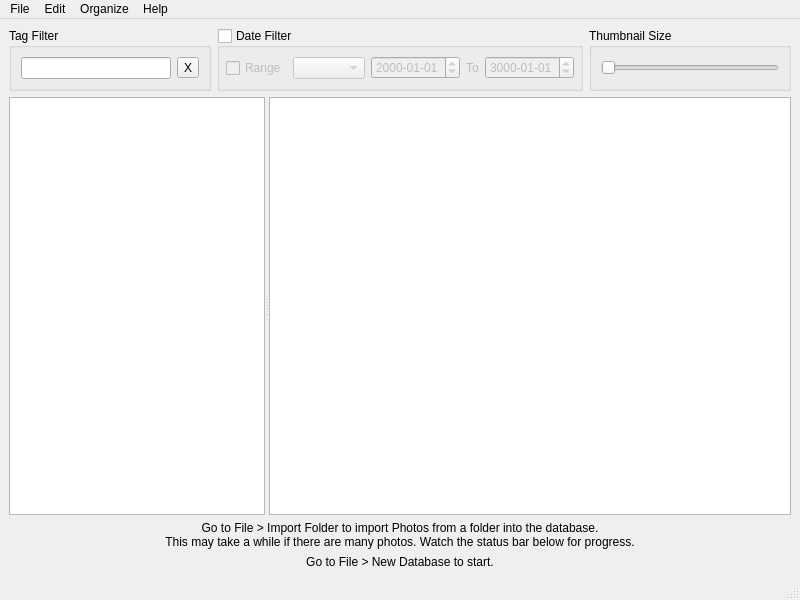
First picture: the form in UIFiles/PicOrganizer.ui, repository UpSea/PhotoOrganizer, before the edit.
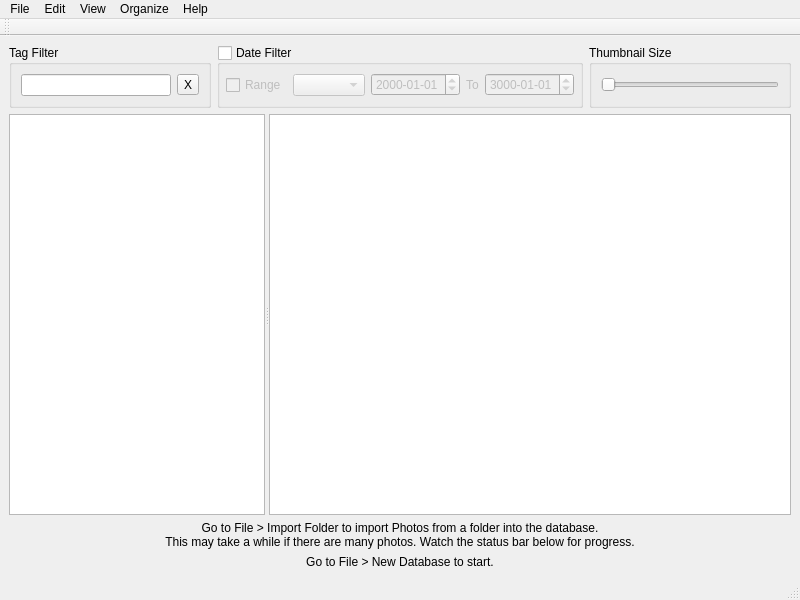
Second picture: the form after the edit. Custom widgets are drawn as their Qt base class.

Commit message: Add a toolbar with the undo/redo buttons.

Patch:
```diff
--- a/UIFiles/PicOrganizer.ui
+++ b/UIFiles/PicOrganizer.ui
@@ -219,12 +219,30 @@
     <addaction name="actionRedo"/>
     <addaction name="actionUndoList"/>
    </widget>
+   <widget class="QMenu" name="menuView">
+    <property name="title">
+     <string>View</string>
+    </property>
+    <addaction name="actionToolbar"/>
+   </widget>
    <addaction name="menuFile"/>
    <addaction name="menuEdit"/>
+   <addaction name="menuView"/>
    <addaction name="menuOrganize"/>
    <addaction name="menuHelp"/>
   </widget>
   <widget class="QStatusBar" name="statusbar"/>
+  <widget class="QToolBar" name="toolBar">
+   <property name="windowTitle">
+    <string>toolBar</string>
+   </property>
+   <attribute name="toolBarArea">
+    <enum>TopToolBarArea</enum>
+   </attribute>
+   <attribute name="toolBarBreak">
+    <bool>false</bool>
+   </attribute>
+  </widget>
   <action name="actionOpenDatabase">
    <property name="enabled">
     <bool>true</bool>
```
Left out of the diff: 29 changed lines with no effect on the pictures. The commit also changes 3 other files.
